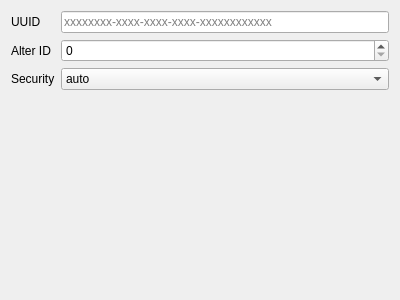
Qt form src/plugins/protocols/ui/outbound/vmess.ui (Qv2ray/Qv2ray) before a commit.
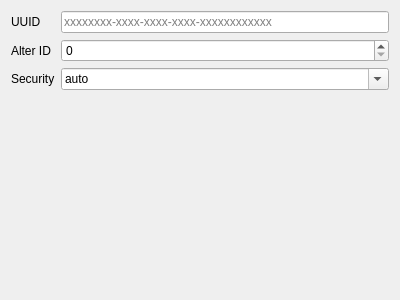
The same form after that commit.

Diff of the .ui file:
```diff
--- a/src/plugins/protocols/ui/outbound/vmess.ui
+++ b/src/plugins/protocols/ui/outbound/vmess.ui
@@ -66,6 +66,9 @@
        <verstretch>0</verstretch>
       </sizepolicy>
      </property>
+     <property name="editable">
+      <bool>true</bool>
+     </property>
      <item>
       <property name="text">
        <string notr="true">auto</string>
```
